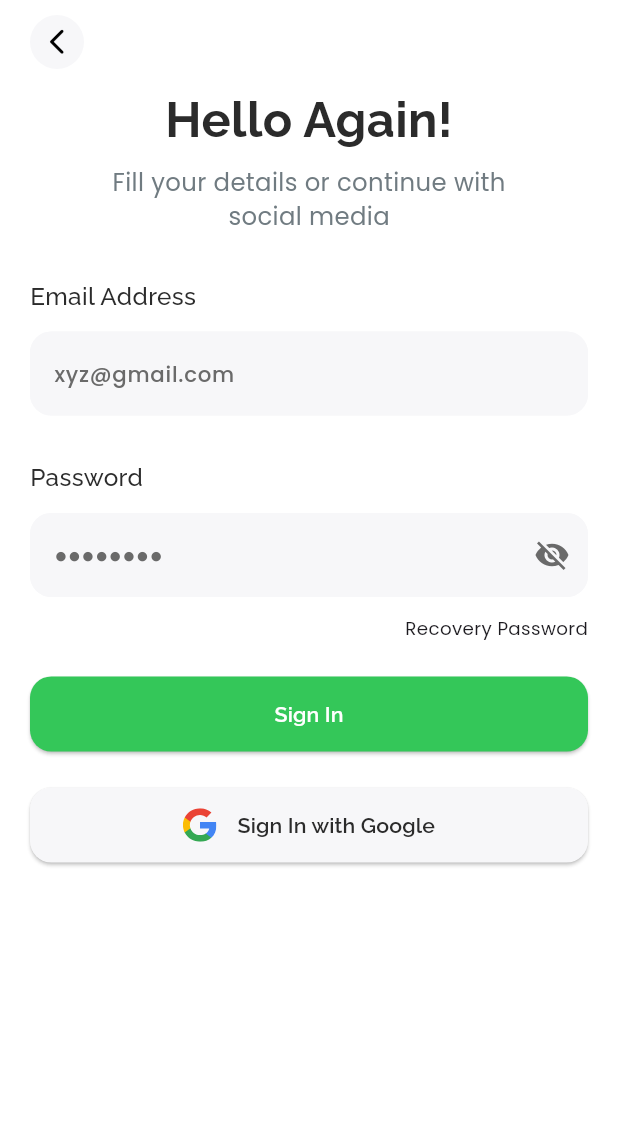
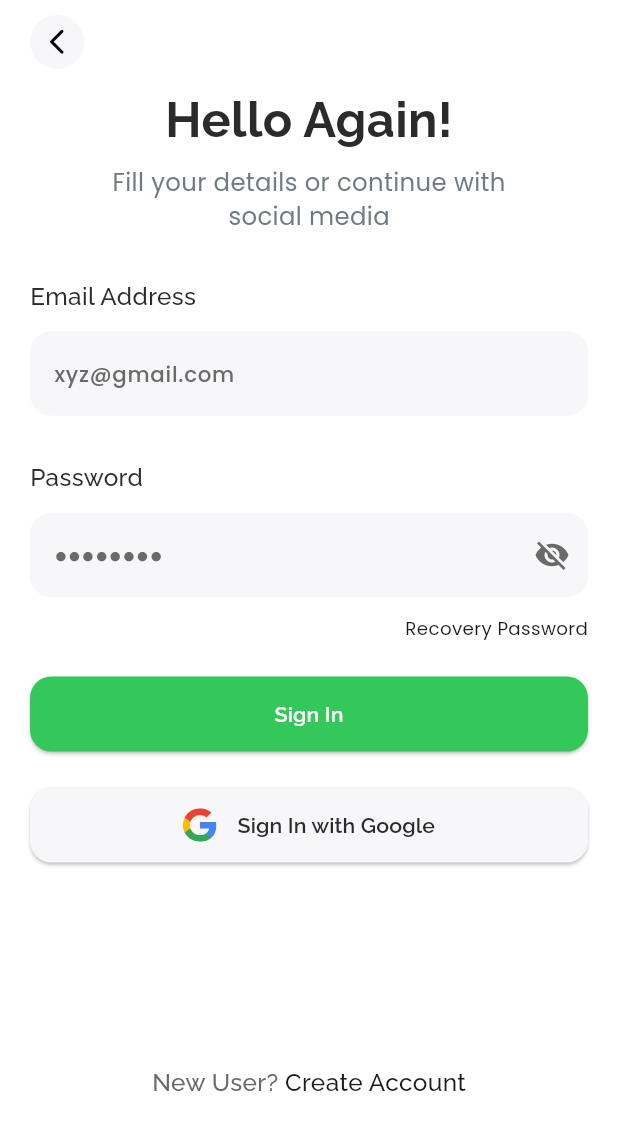
Before and after one commit to NadyAlwazah/flutter-task09-team-clean-architecture-app-beg, a Flutter app: the screen it shows after launch, on a phone screen of 412 x 824 dp. Shown: the top 1130 px of the screen. Run offline on Flutter 3.47's test engine with Material 3 defaults, Android fonts, the phone set to English and light mode, and no system bars; our stand-ins replace flutter_screenutil, flutter_svg, go_router, google_fonts.

Commit message:
feat(auth): add DonotHaveAnAccountWidget and integrate into SigninViewBody

```diff
--- a/lib/core/utils/app_colors.dart
+++ b/lib/core/utils/app_colors.dart
@@ -8,4 +8,5 @@
   static const textSecondary = Color(0xFF6A6A6A);
   static const appBarTitleColor = Color(0xFF2B2B2B);
   static const textSubTitle = Color(0xFF707B81);
+  static const linkTextColor = Color(0xFF1A1D1E);
 }
--- /dev/null
+++ b/lib/features/auth/presentation/views/widgets/donot_have_an_account_widget.dart
@@ -0,0 +1,35 @@
+import 'package:flutter/material.dart';
+import 'package:flutter_task09_team_clean_architecture_app_beg/core/app/routes.dart';
+import 'package:flutter_task09_team_clean_architecture_app_beg/core/utils/app_colors.dart';
+import 'package:go_router/go_router.dart';
+import '../../../../../core/utils/styles.dart';
+
+class DonotHaveAnAccountWidget extends StatelessWidget {
+  const DonotHaveAnAccountWidget({super.key});
+
+  @override
+  Widget build(BuildContext context) {
+    return Row(
+      mainAxisAlignment: MainAxisAlignment.center,
+      children: [
+        Text(
+          "New User? ",
+          style: Styles.textStyle16W500Raleway.copyWith(
+            color: AppColors.textSecondary,
+          ),
+        ),
+        GestureDetector(
+          onTap: () {
+            GoRouter.of(context).push(AppRouter.kSignup);
+          },
+          child: Text(
+            "Create Account",
+            style: Styles.textStyle16W500Raleway.copyWith(
+              color: AppColors.linkTextColor,
+            ),
+          ),
+        ),
+      ],
+    );
+  }
+}
--- a/lib/features/auth/presentation/views/widgets/signin_view_body.dart
+++ b/lib/features/auth/presentation/views/widgets/signin_view_body.dart
@@ -2,6 +2,7 @@
 import 'package:flutter_task09_team_clean_architecture_app_beg/core/widgets/custom_button.dart';
 import 'package:flutter_task09_team_clean_architecture_app_beg/features/auth/presentation/views/widgets/auth_header.dart';
 import 'package:flutter_task09_team_clean_architecture_app_beg/features/auth/presentation/views/widgets/custom_button_with_google.dart';
+import 'package:flutter_task09_team_clean_architecture_app_beg/features/auth/presentation/views/widgets/donot_have_an_account_widget.dart';
 import 'package:flutter_task09_team_clean_architecture_app_beg/features/auth/presentation/views/widgets/recovery_password_text.dart';
 import 'package:flutter_task09_team_clean_architecture_app_beg/features/auth/presentation/views/widgets/signin_form_fields.dart';
 
@@ -61,6 +62,9 @@
                 text: "Sign In with Google",
                 onPressed: () {},
               ),
+
+              const SizedBox(height: 135),
+              const DonotHaveAnAccountWidget(),
             ],
           ),
         ),
```
